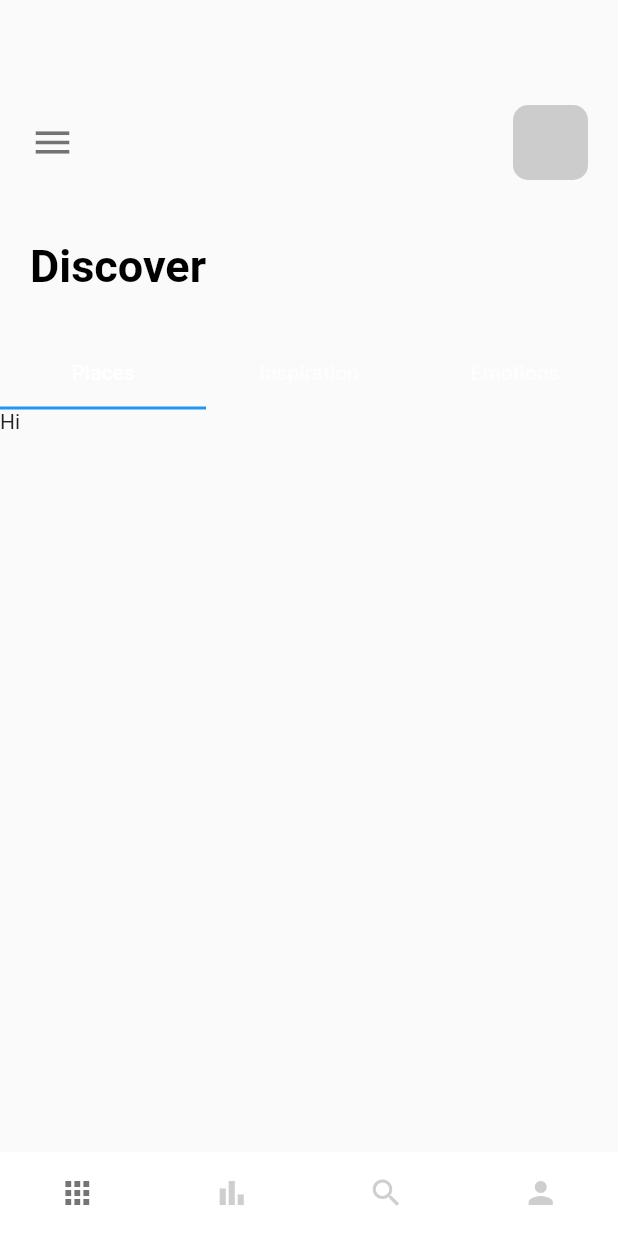
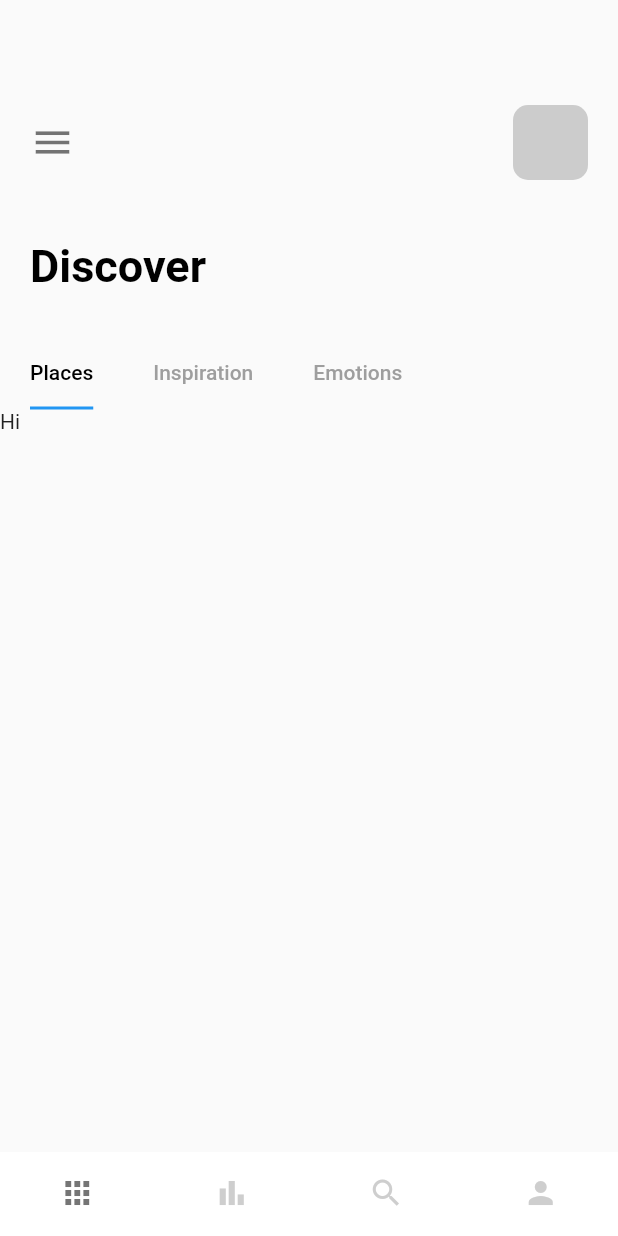
Before and after one commit to joaovieira23/travel-app, a Flutter app: the screen it shows after launch, on a phone screen of 412 x 824 dp. Run offline on Flutter 3.47's test engine with Material 2 defaults, Android fonts, the phone set to English and light mode, and no system bars.

Commit message:
feat: style tabbar

```diff
--- a/lib/pages/navpages/home_page.dart
+++ b/lib/pages/navpages/home_page.dart
@@ -47,13 +47,21 @@ class _HomePageState extends State<HomePage> with TickerProviderStateMixin {
             SizedBox(height: 30,),
             //TabBar
             Container(
+              child: Align(
+                alignment: Alignment.centerLeft,
                 child: TabBar(
+                  labelPadding: const EdgeInsets.only(left: 20, right: 20),
                   controller: _tabController,
+                  labelColor: Colors.black,
+                  unselectedLabelColor: Colors.grey,
+                  isScrollable: true,
+                  indicatorSize: TabBarIndicatorSize.label,
                   tabs: [
                     Tab(text: 'Places'),
                     Tab(text: 'Inspiration'),
                     Tab(text: 'Emotions'),
                   ]
+                ),
               ),
             ),
             Container(
```
Lines whose indentation alone changed are shown as unchanged.
